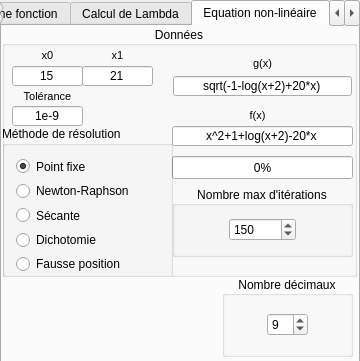
Above: src/basic_numerical_methods.ui from hafmed/basic_numerical_methods before the change; both pictures show x 0 to 360 and y 0 to 361 of the 360 by 640 pixel window. Below: the same form after it.
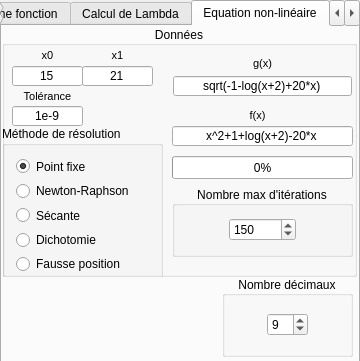
That is the form after the change. The open tabs and pages were chosen to show the change. Icons and pictures are not drawn. Custom widgets are drawn as their Qt base class.

Diff of the .ui file:
```diff
--- a/src/basic_numerical_methods.ui
+++ b/src/basic_numerical_methods.ui
@@ -909,7 +909,7 @@
         <rect>
          <x>0</x>
          <y>100</y>
-         <width>171</width>
+         <width>161</width>
          <height>161</height>
         </rect>
        </property>
```
Left out of the diff: 2 changed lines with no effect on the pictures.
